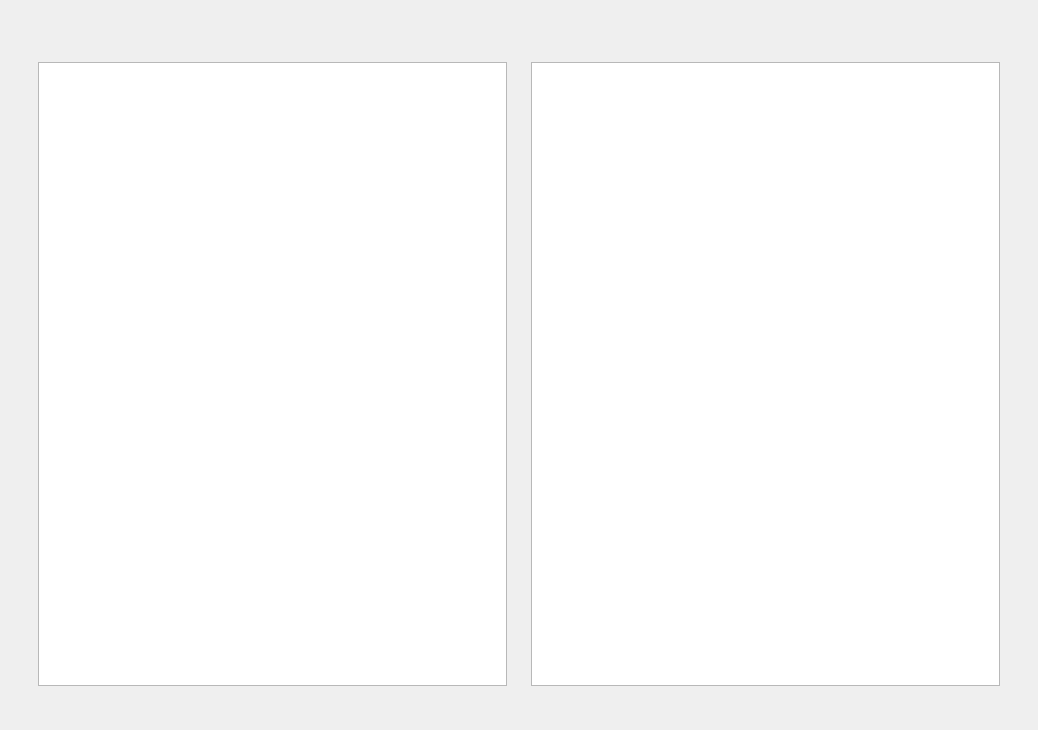
First picture: the form in res/UI_main.ui, repository JiaoTaiLang1999/QISS, before the edit.
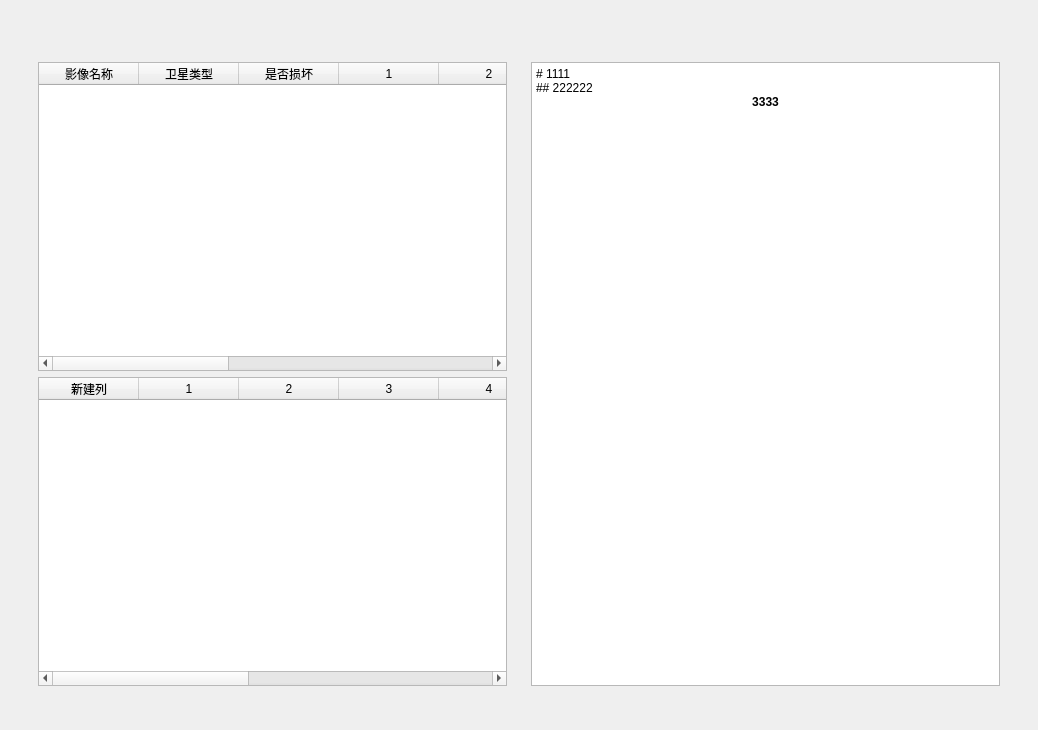
Second picture: the form after the edit. Custom widgets are drawn as their Qt base class.

Commit message: Controller_check.py：数据展示栏界面初版

```diff
--- a/res/UI_main.ui
+++ b/res/UI_main.ui
@@ -71,7 +71,107 @@
            <widget class="QWidget" name="widget_check_display_1_table" native="true">
             <layout class="QVBoxLayout" name="verticalLayout_2">
              <item>
-              <widget class="QTextEdit" name="textEdit"/>
+              <widget class="TableWidget" name="tableWidget_1_allInfo">
+               <column>
+                <property name="text">
+                 <string>影像名称</string>
+                </property>
+               </column>
+               <column>
+                <property name="text">
+                 <string>卫星类型</string>
+                </property>
+               </column>
+               <column>
+                <property name="text">
+                 <string>是否损坏</string>
+                </property>
+               </column>
+               <column>
+                <property name="text">
+                 <string>1</string>
+                </property>
+               </column>
+               <column>
+                <property name="text">
+                 <string>2</string>
+                </property>
+               </column>
+               <column>
+                <property name="text">
+                 <string>3</string>
+                </property>
+               </column>
+               <column>
+                <property name="text">
+                 <string>新建列</string>
+                </property>
+               </column>
+               <column>
+                <property name="text">
+                 <string>4</string>
+                </property>
+               </column>
+               <column>
+                <property name="text">
+                 <string>5</string>
+                </property>
+               </column>
+               <column>
+                <property name="text">
+                 <string>6</string>
+                </property>
+               </column>
+              </widget>
+             </item>
+             <item>
+              <widget class="TableWidget" name="tableWidget_2_lakeInfo">
+               <column>
+                <property name="text">
+                 <string>新建列</string>
+                </property>
+               </column>
+               <column>
+                <property name="text">
+                 <string>1</string>
+                </property>
+               </column>
+               <column>
+                <property name="text">
+                 <string>2</string>
+                </property>
+               </column>
+               <column>
+                <property name="text">
+                 <string>3</string>
+                </property>
+               </column>
+               <column>
+                <property name="text">
+                 <string>4</string>
+                </property>
+               </column>
+               <column>
+                <property name="text">
+                 <string>5</string>
+                </property>
+               </column>
+               <column>
+                <property name="text">
+                 <string>6</string>
+                </property>
+               </column>
+               <column>
+                <property name="text">
+                 <string>7</string>
+                </property>
+               </column>
+               <column>
+                <property name="text">
+                 <string>8</string>
+                </property>
+               </column>
+              </widget>
              </item>
             </layout>
            </widget>
@@ -80,7 +180,20 @@
            <widget class="QWidget" name="widget_check_display_2_chartAndLog" native="true">
             <layout class="QVBoxLayout" name="verticalLayout_7">
              <item>
-              <widget class="QTableWidget" name="tableWidget"/>
+              <widget class="TextEdit" name="textEdit">
+               <property name="html">
+                <string>&lt;!DOCTYPE HTML PUBLIC &quot;-//W3C//DTD HTML 4.0//EN&quot; &quot;http://www.w3.org/TR/REC-html40/strict.dtd&quot;&gt;
+&lt;html&gt;&lt;head&gt;&lt;meta name=&quot;qrichtext&quot; content=&quot;1&quot; /&gt;&lt;meta charset=&quot;utf-8&quot; /&gt;&lt;style type=&quot;text/css&quot;&gt;
+p, li { white-space: pre-wrap; }
+hr { height: 1px; border-width: 0; }
+li.unchecked::marker { content: &quot;\2610&quot;; }
+li.checked::marker { content: &quot;\2612&quot;; }
+&lt;/style&gt;&lt;/head&gt;&lt;body style=&quot; font-family:'Microsoft YaHei UI'; font-size:9pt; font-weight:400; font-style:normal;&quot;&gt;
+&lt;p style=&quot; margin-top:0px; margin-bottom:0px; margin-left:0px; margin-right:0px; -qt-block-indent:0; text-indent:0px;&quot;&gt;# 1111&lt;/p&gt;
+&lt;p style=&quot; margin-top:0px; margin-bottom:0px; margin-left:0px; margin-right:0px; -qt-block-indent:0; text-indent:0px;&quot;&gt;## 222222&lt;/p&gt;
+&lt;p align=&quot;center&quot; style=&quot; margin-top:0px; margin-bottom:0px; margin-left:0px; margin-right:0px; -qt-block-indent:0; text-indent:0px;&quot;&gt;&lt;span style=&quot; font-weight:700;&quot;&gt;3333&lt;/span&gt;&lt;/p&gt;&lt;/body&gt;&lt;/html&gt;</string>
+               </property>
+              </widget>
              </item>
             </layout>
            </widget>
@@ -175,6 +288,18 @@
    </item>
   </layout>
  </widget>
+ <customwidgets>
+  <customwidget>
+   <class>TableWidget</class>
+   <extends>QTableWidget</extends>
+   <header location="global">qfluentwidgets</header>
+  </customwidget>
+  <customwidget>
+   <class>TextEdit</class>
+   <extends>QTextEdit</extends>
+   <header location="global">qfluentwidgets</header>
+  </customwidget>
+ </customwidgets>
  <resources/>
  <connections/>
 </ui>
```
The commit also changes 3 other files.
